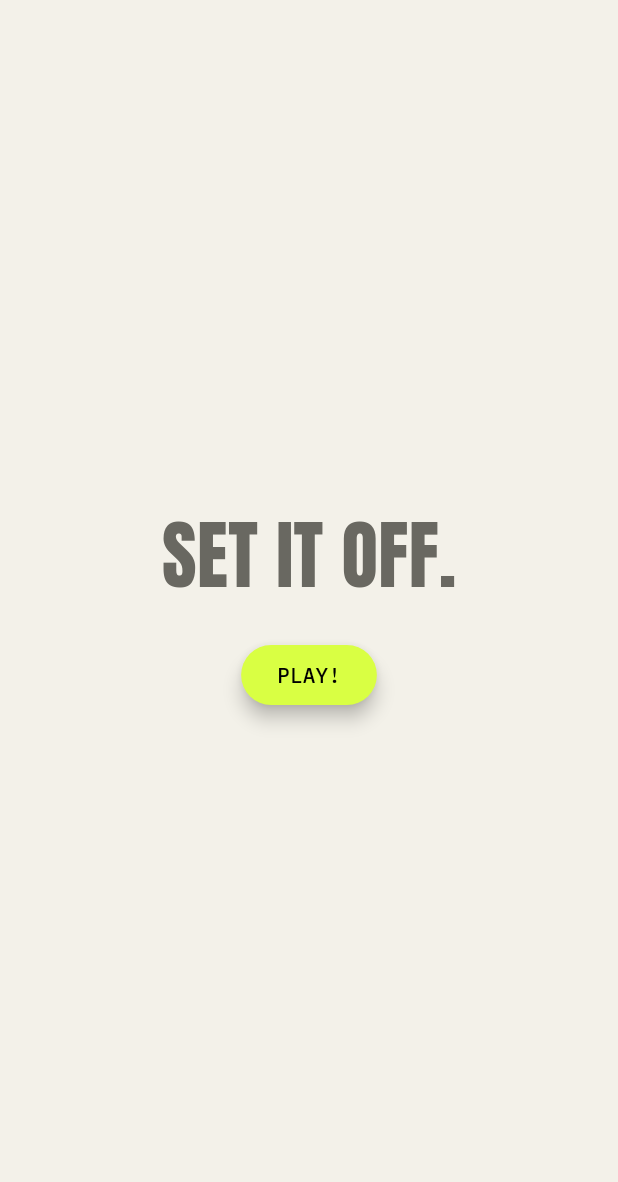
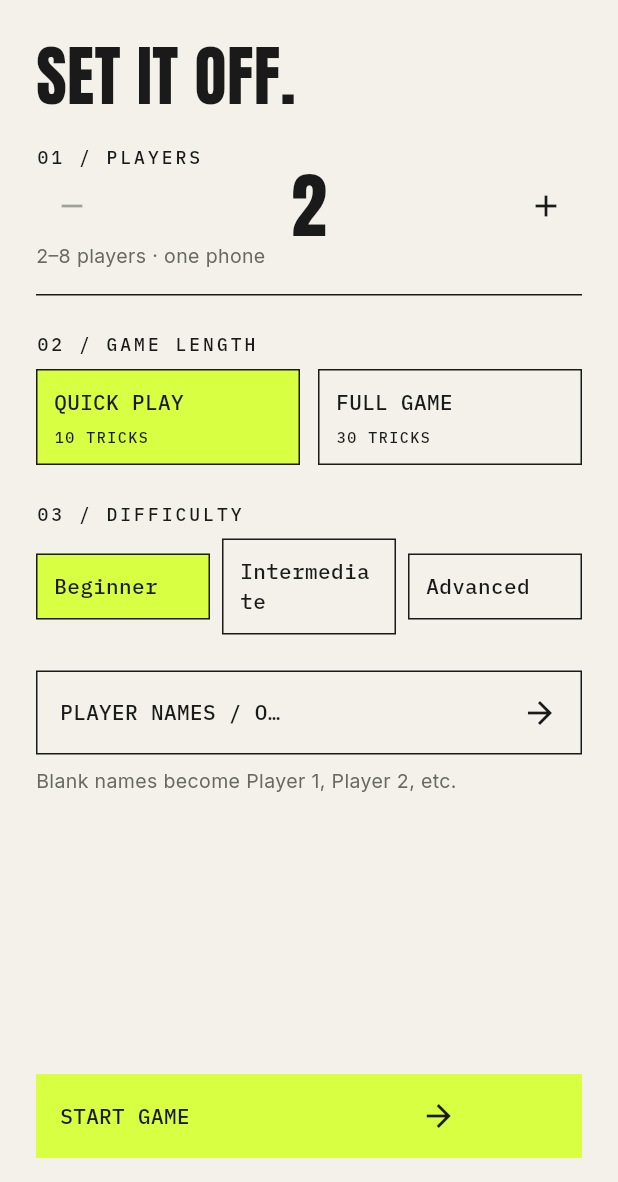
Before and after one commit to yanyanDev/match_that, a Flutter app: the screen it shows after launch, after a tap on "START", on a phone screen of 412 x 824 dp, the part 54-1236 px from its top. Run offline on Flutter 3.47's test engine with Material 3 defaults, Android fonts, the phone set to English and light mode, and no system bars; our stand-ins replace flutter_bloc.

Commit message:
Add Setup screen; Home -> Setup -> Names -> Game flow (D8, D14)
SetupCubit is provided above MaterialApp so the setup survives every
page change. Start game opens the Game screen with a new GameCubit; the
game-over placeholder's New game pops back to Setup.

Co-Authored-By: Claude Opus 5.5 <noreply@anthropic.com>

```diff
--- a/lib/main.dart
+++ b/lib/main.dart
@@ -1,6 +1,8 @@
 import 'package:flutter/material.dart';
 import 'package:flutter/rendering.dart';
 import 'package:flutter/services.dart';
+import 'package:flutter_bloc/flutter_bloc.dart';
+import 'package:match_that/cubits/setup_cubit.dart';
 import 'package:match_that/cubits/trick_library_loader.dart';
 import 'package:match_that/screens/home_screen.dart';
 import 'package:match_that/screens/library_error_screen.dart';
@@ -29,13 +31,23 @@ class MyApp extends StatelessWidget {
 
   @override
   Widget build(BuildContext context) {
-    return MaterialApp(
-      // One theme for every screen: colors, fonts, AppBar (lib/ui/).
-      theme: buildAppTheme(),
-      home: switch (library) {
-        TrickLibraryLoaded(:final tricks) => HomeScreen(library: tricks),
-        TrickLibraryFailed(:final errors) => LibraryErrorScreen(errors: errors),
-      },
+    // The SetupCubit is provided ABOVE MaterialApp. Every page pushed on the
+    // Navigator (Setup, Names, Game) is a sibling under MaterialApp, not a
+    // child of the page that pushed it, so this is the one spot all of them
+    // can see. Created once per app run: the setup survives leaving Setup,
+    // a game and New game (D14). Step 10 will pass a saved setup in here.
+    return BlocProvider(
+      create: (_) => SetupCubit(),
+      child: MaterialApp(
+        // One theme for every screen: colors, fonts, AppBar (lib/ui/).
+        theme: buildAppTheme(),
+        home: switch (library) {
+          TrickLibraryLoaded(:final tricks) => HomeScreen(library: tricks),
+          TrickLibraryFailed(:final errors) => LibraryErrorScreen(
+            errors: errors,
+          ),
+        },
+      ),
     );
   }
 }
--- a/lib/screens/game/game_over_placeholder.dart
+++ b/lib/screens/game/game_over_placeholder.dart
@@ -10,7 +10,7 @@ import '../../ui/widgets/primary_button.dart';
 import '../../ui/widgets/secondary_button.dart';
 
 /// A bare game-over view until Results exists: winners, Play again (A2),
-/// Undo last call when a call ended the game (U3, S8), and Home.
+/// Undo last call when a call ended the game (U3, S8), and New game (D14).
 class GameOverPlaceholder extends StatelessWidget {
   const GameOverPlaceholder({super.key, required this.state});
 
@@ -46,7 +46,8 @@ class GameOverPlaceholder extends StatelessWidget {
             ],
             const SizedBox(height: 12),
             SecondaryButton(
-              label: 'HOME',
+              // Back to Setup, the page below, with the setup kept (D14).
+              label: 'NEW GAME',
               onPressed: () => Navigator.of(context).pop(),
             ),
           ],
--- a/lib/screens/home_screen.dart
+++ b/lib/screens/home_screen.dart
@@ -4,7 +4,7 @@ import 'package:match_that/cubits/game_cubit.dart';
 import 'package:match_that/cubits/setup_cubit.dart';
 import 'package:match_that/engine/trick.dart';
 import 'package:match_that/screens/game/game_screen.dart';
-import 'package:match_that/screens/game_settings_screen.dart';
+import 'package:match_that/screens/setup_screen.dart';
 import 'package:match_that/ui/app_text_styles.dart';
 import 'package:match_that/ui/widgets/primary_button.dart';
 
@@ -72,7 +72,7 @@ class HomeScreen extends StatelessWidget {
                 onPressed: () => Navigator.push(
                   context,
                   MaterialPageRoute(
-                    builder: (context) => const GameSettingsScreen(),
+                    builder: (context) => SetupScreen(library: library),
                   ),
                 ),
               ),
--- /dev/null
+++ b/lib/screens/setup_screen.dart
@@ -0,0 +1,197 @@
+import 'package:flutter/material.dart';
+import 'package:flutter_bloc/flutter_bloc.dart';
+
+import '../cubits/game_cubit.dart';
+import '../cubits/setup_cubit.dart';
+import '../engine/game_config.dart';
+import '../engine/trick.dart';
+import '../ui/app_colors.dart';
+import '../ui/app_text_styles.dart';
+import '../ui/widgets/option_box.dart';
+import '../ui/widgets/primary_button.dart';
+import '../ui/widgets/secondary_button.dart';
+import '../ui/widgets/section_label.dart';
+import 'game/game_screen.dart';
+import 'names_screen.dart';
+
+/// Setup (§7 screen 2, Figma 01): players, game length, difficulty, names,
+/// Start game. No ☰ menu or "your own boards" text in v1 (D8); no mode row
+/// (Rush is hidden, §7).
+///
+/// Reads the [SetupCubit] that MyApp provides above MaterialApp, so the
+/// setup is kept when this page is left and opened again (D14).
+class SetupScreen extends StatelessWidget {
+  const SetupScreen({super.key, required this.library});
+
+  /// The trick library, for the GameCubit that Start game creates.
+  final List<Trick> library;
+
+  @override
+  Widget build(BuildContext context) {
+    final setup = context.read<SetupCubit>();
+
+    return Scaffold(
+      // The AppBar adds a back arrow by itself, because there's a page (Home)
+      // below this one on the Navigator's stack.
+      appBar: AppBar(title: const Text('MATCH THAT!')),
+      body: SafeArea(
+        child: Padding(
+          padding: const EdgeInsets.fromLTRB(24, 8, 24, 16),
+          child: BlocBuilder<SetupCubit, SetupState>(
+            builder: (context, state) => Column(
+              crossAxisAlignment: CrossAxisAlignment.stretch,
+              children: [
+                // Scrolls on small phones; Start game stays at the bottom.
+                Expanded(
+                  child: SingleChildScrollView(
+                    child: Column(
+                      crossAxisAlignment: CrossAxisAlignment.stretch,
+                      children: [
+                        const Text(
+                          'SET IT OFF.',
+                          style: AppTextStyles.headline,
+                        ),
+                        const SizedBox(height: 24),
+                        const SectionLabel(number: 1, text: 'Players'),
+                        Row(
+                          children: [
+                            // onPressed null disables the button at the
+                            // mode's limits (P1, P2).
+                            IconButton(
+                              tooltip: 'Remove player',
+                              onPressed: state.canRemovePlayer
+                                  ? setup.removePlayer
+                                  : null,
+                              icon: const Icon(Icons.remove),
+                            ),
+                            Expanded(
+                              child: Text(
+                                '${state.playerCount}',
+                                textAlign: TextAlign.center,
+                                style: AppTextStyles.display.copyWith(
+                                  fontSize: 48,
+                                ),
+                              ),
+                            ),
+                            IconButton(
+                              tooltip: 'Add player',
+                              onPressed: state.canAddPlayer
+                                  ? setup.addPlayer
+                                  : null,
+                              icon: const Icon(Icons.add),
+                            ),
+                          ],
+                        ),
+                        Text(
+                          '${state.mode.minPlayers}–${state.mode.maxPlayers} '
+                          'players · one phone',
+                          style: AppTextStyles.body.copyWith(fontSize: 13),
+                        ),
+                        const SizedBox(height: 16),
+                        const Divider(color: AppColors.ink, height: 1),
+                        const SizedBox(height: 24),
+                        const SectionLabel(number: 2, text: 'Game length'),
+                        const SizedBox(height: 8),
+                        Row(
+                          children: [
+                            for (final length in GameLength.values) ...[
+                              if (length != GameLength.values.first)
+                                const SizedBox(width: 12),
+                              Expanded(
+                                child: OptionBox(
+                                  title: _lengthTitle(length),
+                                  subtitle: '${length.target} TRICKS',
+                                  selected: state.length == length,
+                                  onTap: () => setup.setLength(length),
+                                ),
+                              ),
+                            ],
+                          ],
+                        ),
+                        const SizedBox(height: 24),
+                        const SectionLabel(number: 3, text: 'Difficulty'),
+                        const SizedBox(height: 8),
+                        Row(
+                          children: [
+                            for (final difficulty in Difficulty.values) ...[
+                              if (difficulty != Difficulty.values.first)
+                                const SizedBox(width: 8),
+                              Expanded(
+                                child: OptionBox(
+                                  title: _difficultyTitle(difficulty),
+                                  selected: state.difficulty == difficulty,
+                                  onTap: () => setup.setDifficulty(difficulty),
+                                ),
+                              ),
+                            ],
+                          ],
+                        ),
+                        const SizedBox(height: 24),
+                        SecondaryButton(
+                          label: 'PLAYER NAMES / OPTIONAL',
+                          showArrow: true,
+                          // push puts the Names page on top of this one;
+                          // its Done (or Back) pops it off again.
+                          onPressed: () => Navigator.of(context).push(
+                            MaterialPageRoute<void>(
+                              builder: (_) => const NamesScreen(),
+                            ),
+                          ),
+                        ),
+                        const SizedBox(height: 8),
+                        Text(
+                          state.nameErrors.isEmpty
+                              ? 'Blank names become Player 1, Player 2, etc.'
+                              : 'Fix the player names to start.',
+                          style: AppTextStyles.body.copyWith(fontSize: 13),
+                        ),
+                      ],
+                    ),
+                  ),
+                ),
+                const SizedBox(height: 16),
+                PrimaryButton(
+                  label: 'START GAME',
+                  // Only with valid names (A4).
+                  onPressed: state.canStart
+                      ? () => _startGame(context, state)
+                      : null,
+                ),
+              ],
+            ),
+          ),
+        ),
+      ),
+    );
+  }
+
+  /// Opens the Game screen with a new GameCubit for this setup (D14).
+  ///
+  /// The GameCubit belongs to the Game page: BlocProvider(create:) makes it
+  /// there and closes it when the page is popped (New game), which stops the
+  /// clock. The SetupCubit is untouched, so Setup shows the same setup again.
+  void _startGame(BuildContext context, SetupState state) {
+    final players = state.players!;
+    final config = state.config;
+    Navigator.of(context).push(
+      MaterialPageRoute<void>(
+        builder: (_) => BlocProvider(
+          create: (_) =>
+              GameCubit(config: config, players: players, library: library),
+          child: const GameScreen(),
+        ),
+      ),
+    );
+  }
+}
+
+String _lengthTitle(GameLength length) => switch (length) {
+  GameLength.quickplay => 'QUICK PLAY',
+  GameLength.full => 'FULL GAME',
+};
+
+String _difficultyTitle(Difficulty difficulty) => switch (difficulty) {
+  Difficulty.beginner => 'Beginner',
+  Difficulty.intermediate => 'Intermediate',
+  Difficulty.advanced => 'Advanced',
+};
```
Also changed, not shown: 4 other files.
